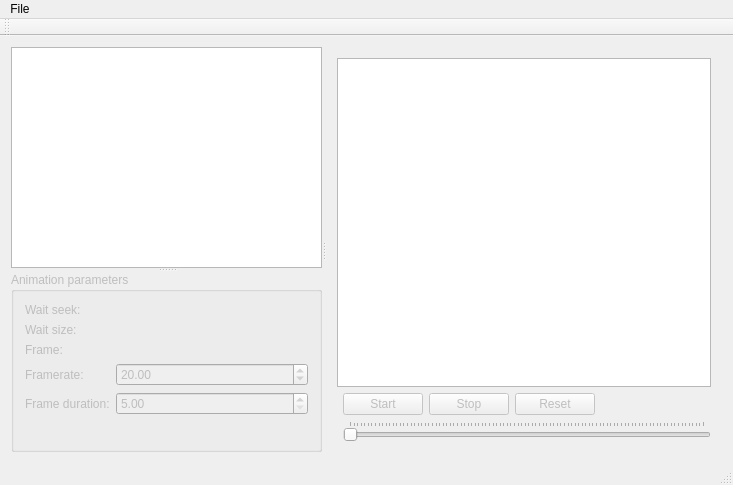
ObKo/OpenSR, file tools/ResourceViewer/MainWindow.ui: the form before one commit.
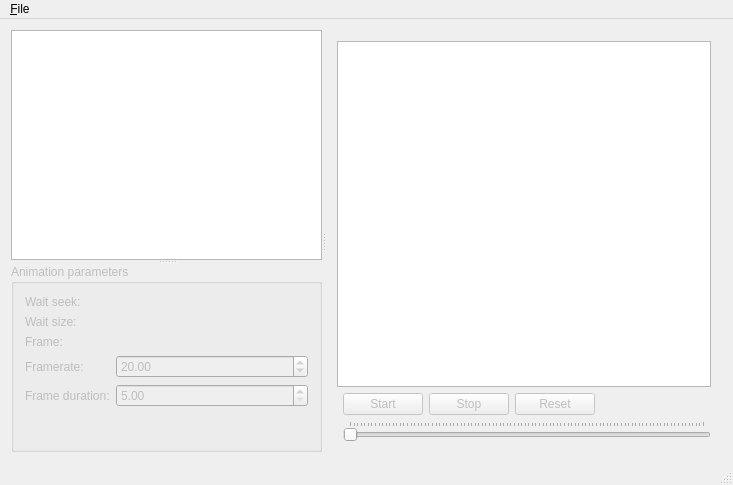
The form after the commit.

Commit message:
Tools: Small improvements in forms.
Added Quit-actions, separators, hotkeys, accelerators.
Added ellipses to "Browse" buttons identify dialogs.
Fixed missed colon.

Patch:
```diff
--- a/tools/ResourceViewer/MainWindow.ui
+++ b/tools/ResourceViewer/MainWindow.ui
@@ -195,25 +195,17 @@
      <x>0</x>
      <y>0</y>
      <width>733</width>
-     <height>22</height>
+     <height>21</height>
     </rect>
    </property>
    <widget class="QMenu" name="menuFile">
     <property name="title">
-     <string>File</string>
+     <string>&amp;File</string>
     </property>
     <addaction name="actionOpen"/>
    </widget>
    <addaction name="menuFile"/>
   </widget>
-  <widget class="QToolBar" name="mainToolBar">
-   <attribute name="toolBarArea">
-    <enum>TopToolBarArea</enum>
-   </attribute>
-   <attribute name="toolBarBreak">
-    <bool>false</bool>
-   </attribute>
-  </widget>
   <widget class="QStatusBar" name="statusBar"/>
   <action name="actionOpen">
    <property name="text">
```
Left out of the diff: 34 changed lines with no effect on the pictures. The commit also changes 2 other files.
